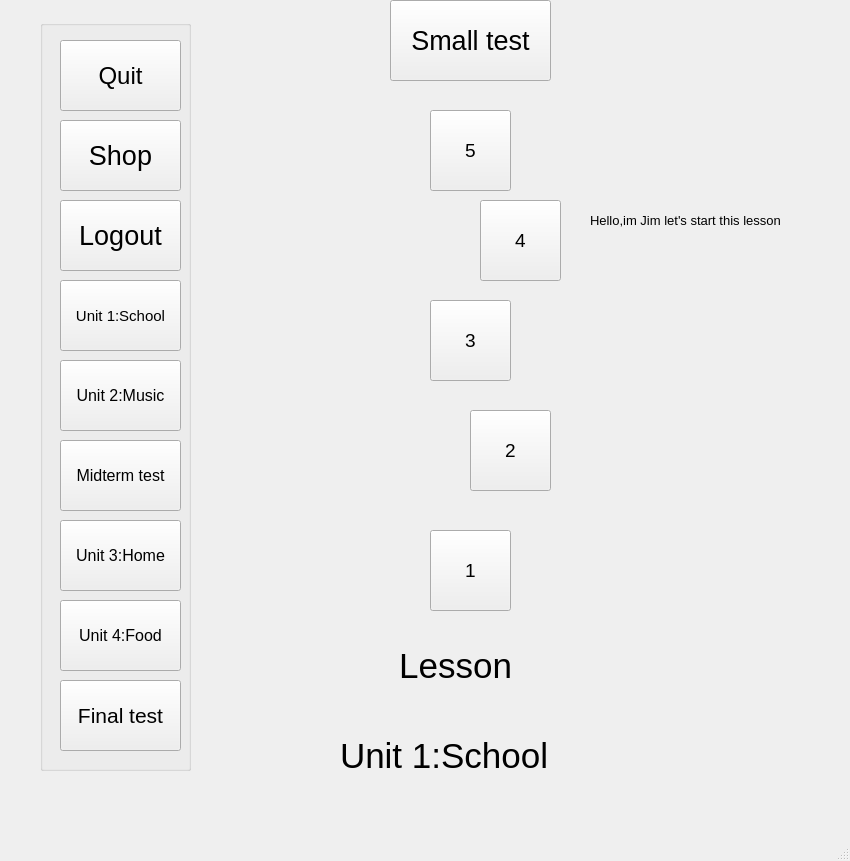
The window that SPCK/Gui/Unit1.ui (trongphuc1/TL-C4K-PTI01-) describes before a commit, drawn with Qt 5.
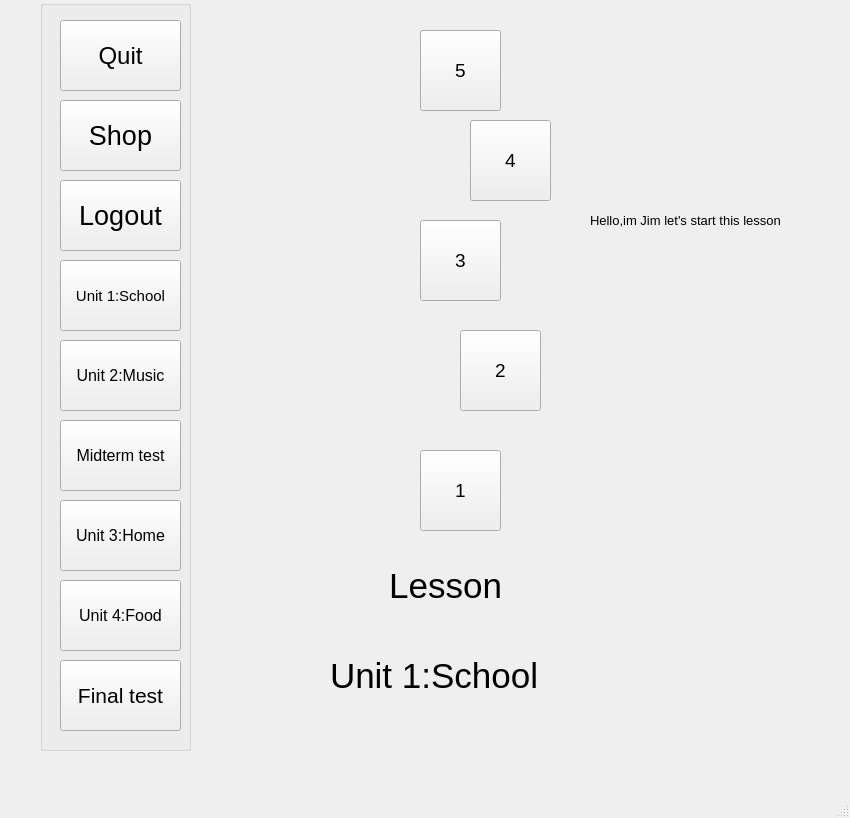
The same window after the commit. Icons and pictures are not drawn.

What changed in the file:
```diff
--- a/SPCK/Gui/Unit1.ui
+++ b/SPCK/Gui/Unit1.ui
@@ -7,7 +7,7 @@
     <x>0</x>
     <y>0</y>
     <width>850</width>
-    <height>861</height>
+    <height>818</height>
    </rect>
   </property>
   <property name="windowTitle">
@@ -17,8 +17,8 @@
    <widget class="QPushButton" name="pushButton_4">
     <property name="geometry">
      <rect>
-      <x>430</x>
-      <y>530</y>
+      <x>420</x>
+      <y>450</y>
       <width>81</width>
       <height>81</height>
      </rect>
@@ -35,8 +35,8 @@
    <widget class="QPushButton" name="pushButton_5">
     <property name="geometry">
      <rect>
-      <x>470</x>
-      <y>410</y>
+      <x>460</x>
+      <y>330</y>
       <width>81</width>
       <height>81</height>
      </rect>
@@ -53,8 +53,8 @@
    <widget class="QPushButton" name="pushButton_6">
     <property name="geometry">
      <rect>
-      <x>430</x>
-      <y>300</y>
+      <x>420</x>
+      <y>220</y>
       <width>81</width>
       <height>81</height>
      </rect>
@@ -71,8 +71,8 @@
    <widget class="QPushButton" name="pushButton_7">
     <property name="geometry">
      <rect>
-      <x>480</x>
-      <y>200</y>
+      <x>470</x>
+      <y>120</y>
       <width>81</width>
       <height>81</height>
      </rect>
@@ -89,8 +89,8 @@
    <widget class="QPushButton" name="pushButton_8">
     <property name="geometry">
      <rect>
-      <x>430</x>
-      <y>110</y>
+      <x>420</x>
+      <y>30</y>
       <width>81</width>
       <height>81</height>
      </rect>
@@ -104,29 +104,11 @@
      <string>5</string>
     </property>
    </widget>
-   <widget class="QPushButton" name="pushButton_9">
-    <property name="geometry">
-     <rect>
-      <x>390</x>
-      <y>0</y>
-      <width>161</width>
-      <height>81</height>
-     </rect>
-    </property>
-    <property name="font">
-     <font>
-      <pointsize>20</pointsize>
-     </font>
-    </property>
-    <property name="text">
-     <string>Small test</string>
-    </property>
-   </widget>
    <widget class="QLabel" name="label">
     <property name="geometry">
      <rect>
-      <x>370</x>
-      <y>620</y>
+      <x>360</x>
+      <y>540</y>
       <width>221</width>
       <height>91</height>
      </rect>
@@ -181,7 +163,7 @@
     <property name="geometry">
      <rect>
       <x>40</x>
-      <y>20</y>
+      <y>0</y>
       <width>151</width>
       <height>751</height>
      </rect>
@@ -355,8 +337,8 @@
    <widget class="QLabel" name="label_4">
     <property name="geometry">
      <rect>
-      <x>340</x>
-      <y>710</y>
+      <x>330</x>
+      <y>630</y>
       <width>261</width>
       <height>91</height>
      </rect>
```
